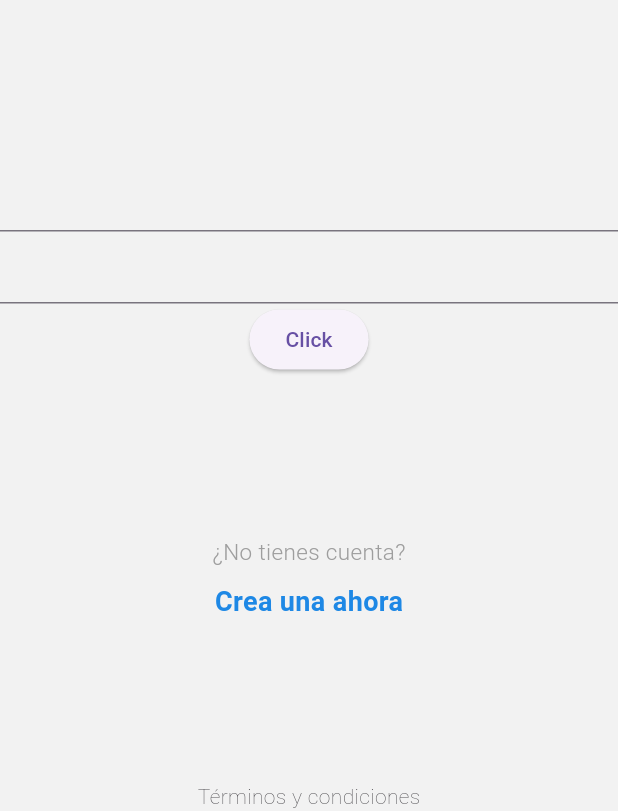
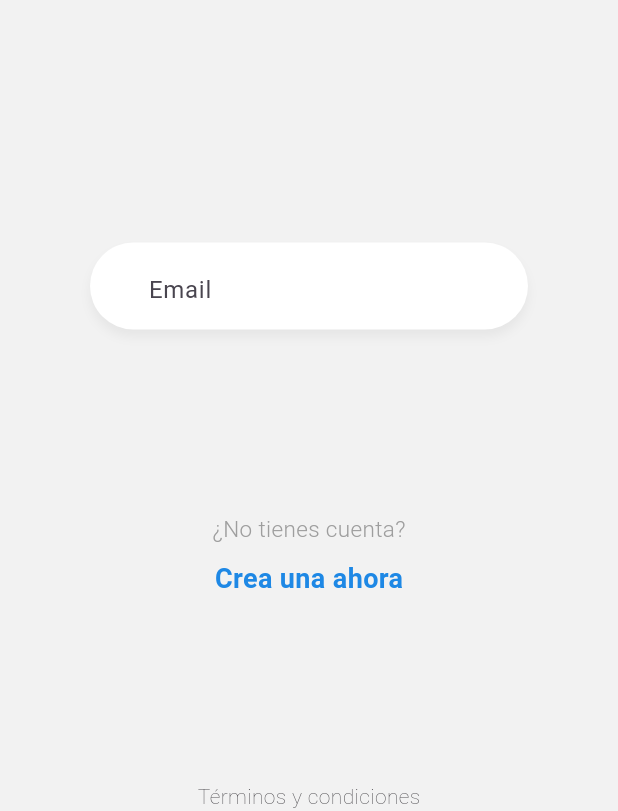
Before and after one commit to Alexisrodri/flutter_chat, a Flutter app: the screen it shows after launch, on a phone screen of 412 x 824 dp, the part 425-1236 px from its top. Run offline on Flutter 3.47's test engine with Material 3 defaults, Android fonts, the phone set to English and light mode, and no system bars; our stand-ins replace go_router.

Commit message:
Custom_texfield

```diff
--- a/lib/pages/login_pages.dart
+++ b/lib/pages/login_pages.dart
@@ -1,4 +1,5 @@
 import 'package:flutter/material.dart';
+import 'package:flutter_chat/widgets/widgets.dart';
 
 class LoginPages extends StatelessWidget {
 
@@ -53,12 +54,17 @@ class _Form extends StatefulWidget {
 class __FormState extends State<_Form> {
   @override
   Widget build(BuildContext context) {
-    return Column(
-      children: [
-        const TextField(),
-        const TextField(),
-        ElevatedButton(onPressed: (){}, child:const Text('Click') )
-      ],
+    return Container(
+      margin: const EdgeInsetsDirectional.only(top: 40),
+      padding: const EdgeInsets.symmetric(horizontal: 60),
+      child: const Column(
+        children: [
+           CustomInput()
+          // const TextField(),
+          //Hacer Botono
+          // ElevatedButton(onPressed: (){}, child:const Text('Click') )
+        ],
+      ),
     );
   }
 }
--- /dev/null
+++ b/lib/widgets/custom_input.dart
@@ -0,0 +1,32 @@
+import 'package:flutter/material.dart';
+
+class CustomInput extends StatelessWidget {
+  const CustomInput({super.key});
+
+  @override
+  Widget build(BuildContext context) {
+    return Container(
+      padding: const EdgeInsets.only(top: 5, left: 15, bottom: 5, right: 20),
+      decoration: BoxDecoration(
+          color: Colors.white,
+          borderRadius: BorderRadius.circular(30),
+          boxShadow: [
+            BoxShadow(
+                color: Colors.black.withOpacity(0.05),
+                offset: const Offset(0, 5),
+                blurRadius: 5)
+          ]),
+      child: const TextField(
+        autocorrect: false,
+        keyboardType: TextInputType.emailAddress,
+        // obscureText: true,
+        decoration: InputDecoration(
+            prefix: Icon(Icons.mail_outline),
+
+            focusedBorder: InputBorder.none,
+            border: InputBorder.none,
+            hintText: 'Email'),
+      ),
+    );
+  }
+}
--- /dev/null
+++ b/lib/widgets/widgets.dart
@@ -0,0 +1 @@
+export './custom_input.dart';
```
